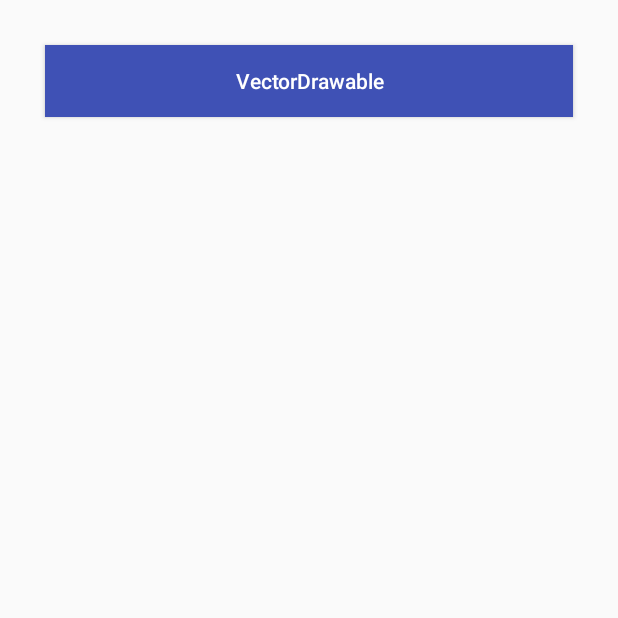
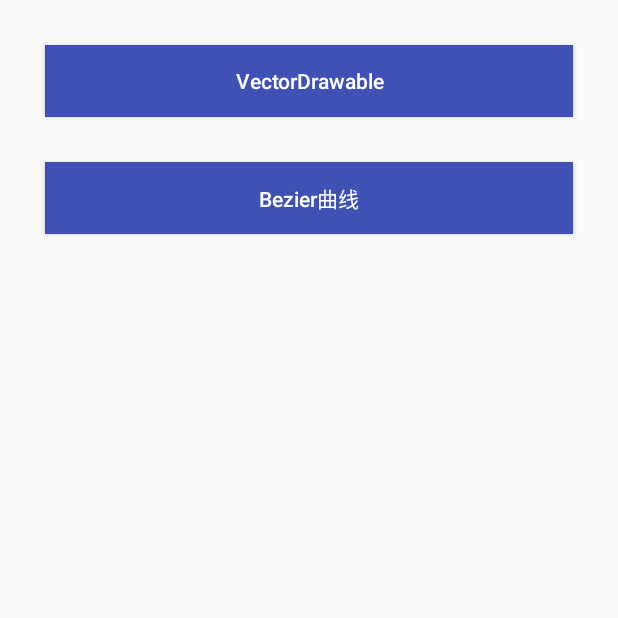
Before and after one commit to Pgrammerybj/AnimationUtils, an Android app: the screen it shows after launch (MainActivity), on a phone screen of 412 x 824 dp, the top half of it. Run offline under Robolectric (Android 15) with nearby library versions, the phone set to English and light mode, and no system bars.

Commit message:
完成二阶贝塞尔曲线的Demo

```diff
--- a/app/src/main/AndroidManifest.xml
+++ b/app/src/main/AndroidManifest.xml
@@ -17,6 +17,8 @@
         <activity android:name=".vectordrawable.Vectors"/>
         <activity android:name=".vectordrawable.Demo"/>
         <activity android:name=".vectordrawable.Demo2"/>
+        <activity android:name=".bezierdemo.Beziers"/>
+        <activity android:name=".bezierdemo.SecondBezier"/>
     </application>
 
 </manifest>
--- a/app/src/main/java/com/angelstar/animation/MainActivity.java
+++ b/app/src/main/java/com/angelstar/animation/MainActivity.java
@@ -5,6 +5,7 @@ import android.support.v7.app.AppCompatActivity;
 import android.os.Bundle;
 import android.view.View;
 
+import com.angelstar.animation.bezierdemo.Beziers;
 import com.angelstar.animation.vectordrawable.Vectors;
 
 public class MainActivity extends AppCompatActivity {
@@ -21,4 +22,8 @@ public class MainActivity extends AppCompatActivity {
     public void goVectorDemo(View view) {
         startActivity(new Intent(this, Vectors.class));
     }
+
+    public void goBezierDemo(View view) {
+        startActivity(new Intent(this,Beziers.class));
+    }
 }
--- a/app/src/main/res/layout/activity_main.xml
+++ b/app/src/main/res/layout/activity_main.xml
@@ -10,13 +10,29 @@
     <Button
         android:layout_width="match_parent"
         android:layout_height="wrap_content"
-        android:layout_margin="@dimen/item_margin_leftright"
+        android:layout_marginLeft="@dimen/item_margin_leftright"
+        android:layout_marginRight="@dimen/item_margin_leftright"
+        android:layout_marginTop="@dimen/item_margin_leftright"
         android:background="@color/colorPrimary"
+        android:onClick="goVectorDemo"
         android:text="@string/btn_vectordrawable"
         android:textAllCaps="false"
         android:textColor="@color/colorWhite"
         android:textSize="@dimen/sp_14"
-        android:onClick="goVectorDemo"
+        />
+
+    <Button
+        android:layout_width="match_parent"
+        android:layout_height="wrap_content"
+        android:layout_marginLeft="@dimen/item_margin_leftright"
+        android:layout_marginRight="@dimen/item_margin_leftright"
+        android:layout_marginTop="@dimen/item_margin_leftright"
+        android:background="@color/colorPrimary"
+        android:onClick="goBezierDemo"
+        android:text="@string/btn_bezier"
+        android:textAllCaps="false"
+        android:textColor="@color/colorWhite"
+        android:textSize="@dimen/sp_14"
         />
 
 
--- a/app/src/main/res/values/strings.xml
+++ b/app/src/main/res/values/strings.xml
@@ -1,5 +1,8 @@
 <resources>
     <string name="app_name">动画测试</string>
     <string name="btn_vectordrawable">VectorDrawable</string>
+    <string name="btn_bezier">Bezier曲线</string>
     <string name="btn_vectordemo">Vector基础测试</string>
+
+    <string name="btn_second_bezier">二阶Bezier测试</string>
 </resources>
```
Also changed, not shown: app/src/main/java/com/angelstar/animation/bezierdemo/Beziers.java (added, +31 -0 lines), app/src/main/java/com/angelstar/animation/bezierdemo/SecondBezier.java (added, +25 -0 lines), app/src/main/res/layout/activity_beziers.xml (added, +19 -0 lines), app/src/main/res/layout/activity_secondbezier.xml (added, +20 -0 lines).
